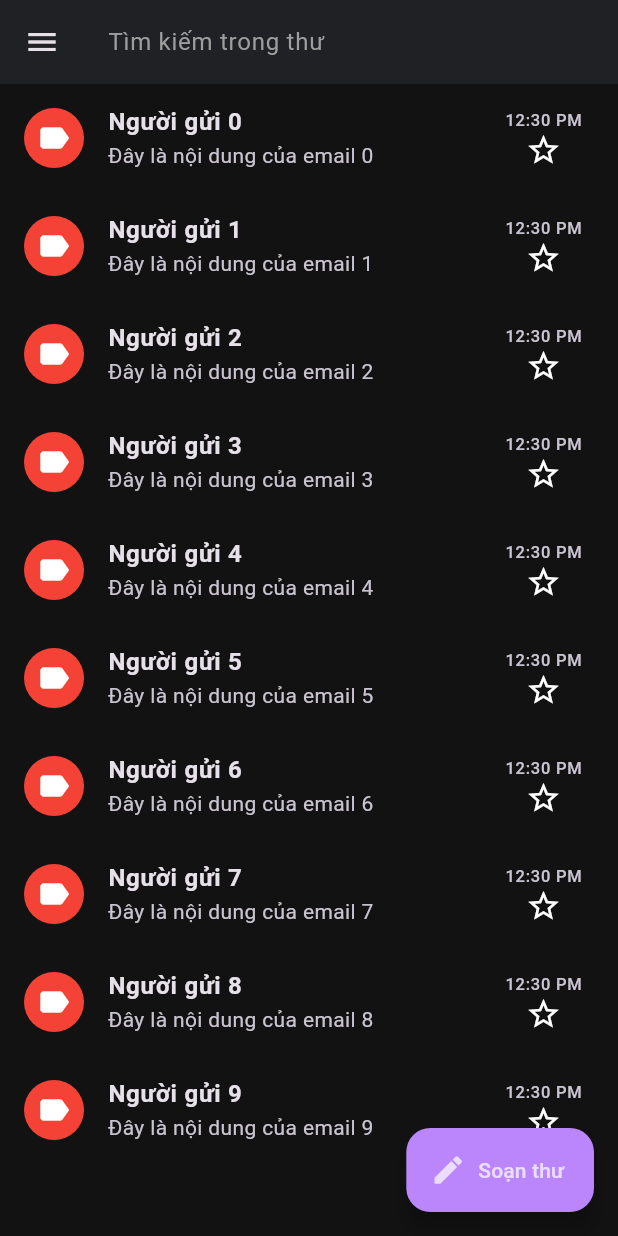
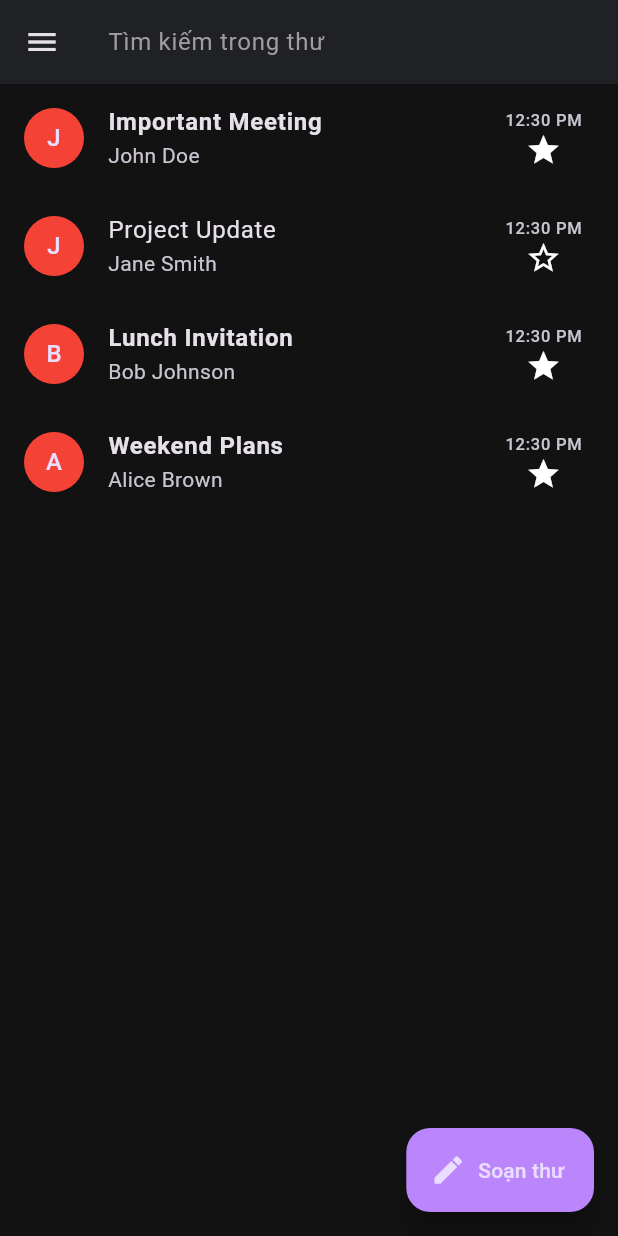
Before and after one commit to baoonhii/SIMULATED-EMAIL-SERVICE-APPLICATION, a Flutter app: the GmailInboxScreen screen opened by its route, on a phone screen of 412 x 824 dp. Run offline on Flutter 3.47's test engine with Material 3 defaults, Android fonts, the light colour scheme and no system bars.

Commit message:
added mock_data and addtional changes to Gscreen and Gsent

```diff
--- a/lib/views/gmail_inbox_screen.dart
+++ b/lib/views/gmail_inbox_screen.dart
@@ -1,7 +1,21 @@
 import 'package:flutter/material.dart';
 import 'gmail_base_screen.dart';
+import 'mock_data.dart';
 
-class GmailInboxScreen extends StatelessWidget {
+class GmailInboxScreen extends StatefulWidget {
+  @override
+  _GmailInboxScreenState createState() => _GmailInboxScreenState();
+}
+
+class _GmailInboxScreenState extends State<GmailInboxScreen> {
+  late List<MockEmail> emails;
+
+  @override
+  void initState() {
+    super.initState();
+    emails = generateMockEmails(); // important here
+  }
+
   @override
   Widget build(BuildContext context) {
     return GmailBaseScreen(
@@ -15,27 +29,36 @@ class GmailInboxScreen extends StatelessWidget {
         style: TextStyle(color: Colors.white),
       ),
       body: ListView.builder(
-        itemCount: 10,
+        itemCount: emails.length,
         itemBuilder: (context, index) {
+          final email = emails[index];
           return ListTile(
             leading: CircleAvatar(
               backgroundColor: Colors.red,
-              child: Icon(Icons.label, color: Colors.white),
+              child: Text(email.sender[0]),
             ),
             title: Text(
-              'Người gửi $index',
-              style: TextStyle(fontWeight: FontWeight.bold),
+              email.subject,
+              style: TextStyle(
+                fontWeight: email.isRead ? FontWeight.normal : FontWeight.bold,
+              ),
             ),
-            subtitle: Text('Đây là nội dung của email $index'),
+            subtitle: Text(email.sender),
             trailing: Column(
               mainAxisAlignment: MainAxisAlignment.center,
               children: [
                 Text('12:30 PM'),
-                Icon(Icons.star_border, color: Colors.white),
+                Icon(
+                  email.isRead ? Icons.star_border : Icons.star,
+                  color: Colors.white,
+                ),
               ],
             ),
             onTap: () {
-              Navigator.pushNamed(context, '/emailDetail');
+              setState(() {
+                emails[index] = email.copyWith(isRead: true);
+              });
+              Navigator.pushNamed(context, '/emailDetail', arguments: email);
             },
           );
         },
--- /dev/null
+++ b/lib/views/mock_data.dart
@@ -0,0 +1,125 @@
+class MockEmail {
+  final String sender;
+  final String recipient;
+  final String subject;
+  final String body;
+  final DateTime sentTime;
+  final bool isStarred;
+  final bool isRead;
+
+  MockEmail({
+    required this.sender,
+    required this.recipient,
+    required this.subject,
+    required this.body,
+    required this.sentTime,
+    this.isStarred = false,
+    this.isRead = false,
+  });
+
+  MockEmail copyWith({
+    String? sender,
+    String? recipient,
+    String? subject,
+    String? body,
+    DateTime? sentTime,
+    bool? isStarred,
+    bool? isRead,
+  }) {
+    return MockEmail(
+      sender: sender ?? this.sender,
+      recipient: recipient ?? this.recipient,
+      subject: subject ?? this.subject,
+      body: body ?? this.body,
+      sentTime: sentTime ?? this.sentTime,
+      isStarred: isStarred ?? this.isStarred,
+      isRead: isRead ?? this.isRead,
+    );
+  }
+}
+
+List<MockEmail> generateMockEmails() { //important - link with gmail_inbox_screen.dart
+  return [
+    MockEmail(
+      sender: 'John Doe',
+      recipient: 'you@gmail.com',
+      subject: 'Important Meeting',
+      body: 'Please join the meeting at 3 PM today.',
+      sentTime: DateTime.now().subtract(Duration(hours: 1)),
+    ),
+    MockEmail(
+      sender: 'Jane Smith',
+      recipient: 'you@gmail.com',
+      subject: 'Project Update',
+      body: 'Here is the latest progress on the project.',
+      sentTime: DateTime.now().subtract(Duration(hours: 3)),
+      isRead: true,
+    ),
+    MockEmail(
+      sender: 'Bob Johnson',
+      recipient: 'you@gmail.com',
+      subject: 'Lunch Invitation',
+      body: 'Would you like to join me for lunch today?',
+      sentTime: DateTime.now().subtract(Duration(hours: 5)),
+    ),
+    MockEmail(
+      sender: 'Alice Brown',
+      recipient: 'you@gmail.com',
+      subject: 'Weekend Plans',
+      body: 'Are you free this weekend? Let\'s catch up!',
+      sentTime: DateTime.now().subtract(Duration(days: 1)),
+    ),
+    // Add more mock emails as needed
+  ];
+}
+
+// Generate mock sent emails
+List<MockEmail> generateMockSentEmails() { //important - link with gmail_sent_email_screen.dart
+  return [
+    MockEmail(
+      sender: 'you@gmail.com',
+      recipient: 'john.doe@example.com',
+      subject: 'Project Proposal',
+      body: 'Here is the project proposal we discussed earlier.',
+      sentTime: DateTime.now().subtract(Duration(hours: 2)),
+    ),
+    MockEmail(
+      sender: 'you@gmail.com',
+      recipient: 'marketing@company.com',
+      subject: 'Marketing Campaign Update',
+      body: 'Please find attached the latest marketing metrics.',
+      sentTime: DateTime.now().subtract(Duration(days: 1)),
+      isStarred: true,
+    ),
+    MockEmail(
+      sender: 'you@gmail.com',
+      recipient: 'team@startup.com',
+      subject: 'Weekly Team Meeting Notes',
+      body: 'Summary of our discussion from today\'s meeting.',
+      sentTime: DateTime.now().subtract(Duration(days: 2)),
+    ),
+    MockEmail(
+      sender: 'you@gmail.com',
+      recipient: 'client@bigcorp.com',
+      subject: 'Invoice for Services',
+      body: 'Please find attached the invoice for this month\'s services.',
+      sentTime: DateTime.now().subtract(Duration(days: 3)),
+    ),
+  ];
+}
+
+// Helper function to format the sent time
+String formatSentTime(DateTime sentTime) {
+  final now = DateTime.now();
+  final difference = now.difference(sentTime);
+
+  if (difference.inDays == 0) {
+    return 'Hôm nay, ${sentTime.hour.toString().padLeft(2, '0')}:${sentTime.minute.toString().padLeft(2, '0')}';
+  } else if (difference.inDays == 1) {
+    return 'Hôm qua';
+  } else if (difference.inDays < 7) {
+    return '${difference.inDays} ngày trước';
+  } else {
+    return '${sentTime.day}/${sentTime.month}/${sentTime.year}';
+  }
+}
```
Also changed, not shown: lib/views/gmail_sent_mail_screen.dart (+44 -7 lines).
